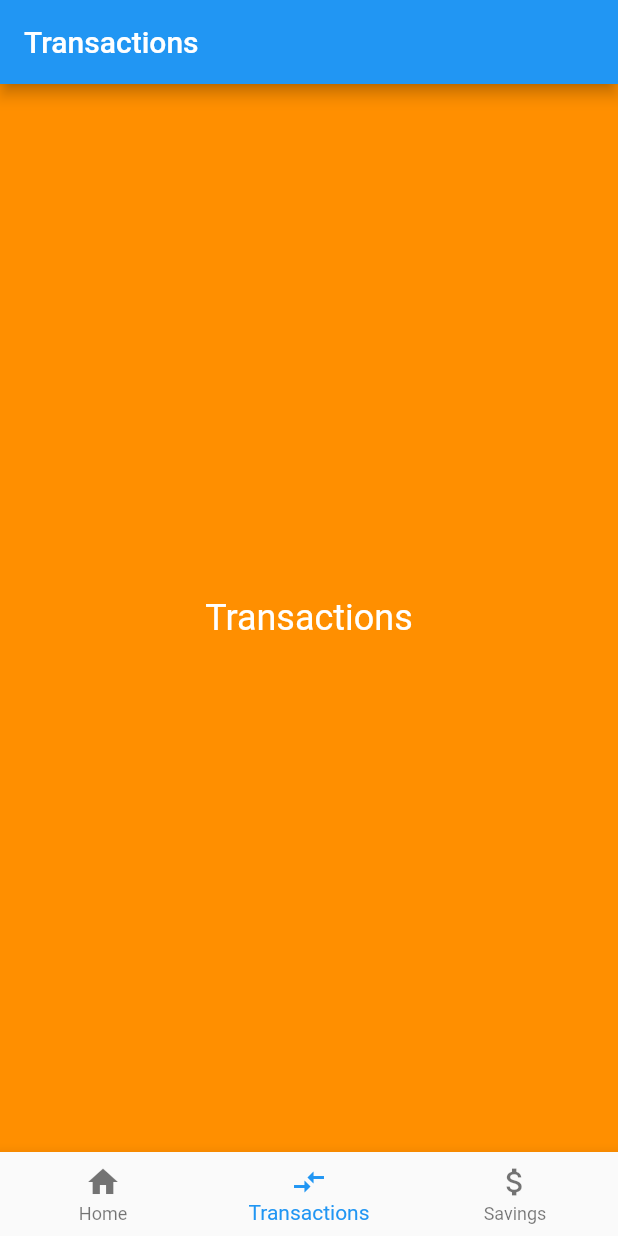
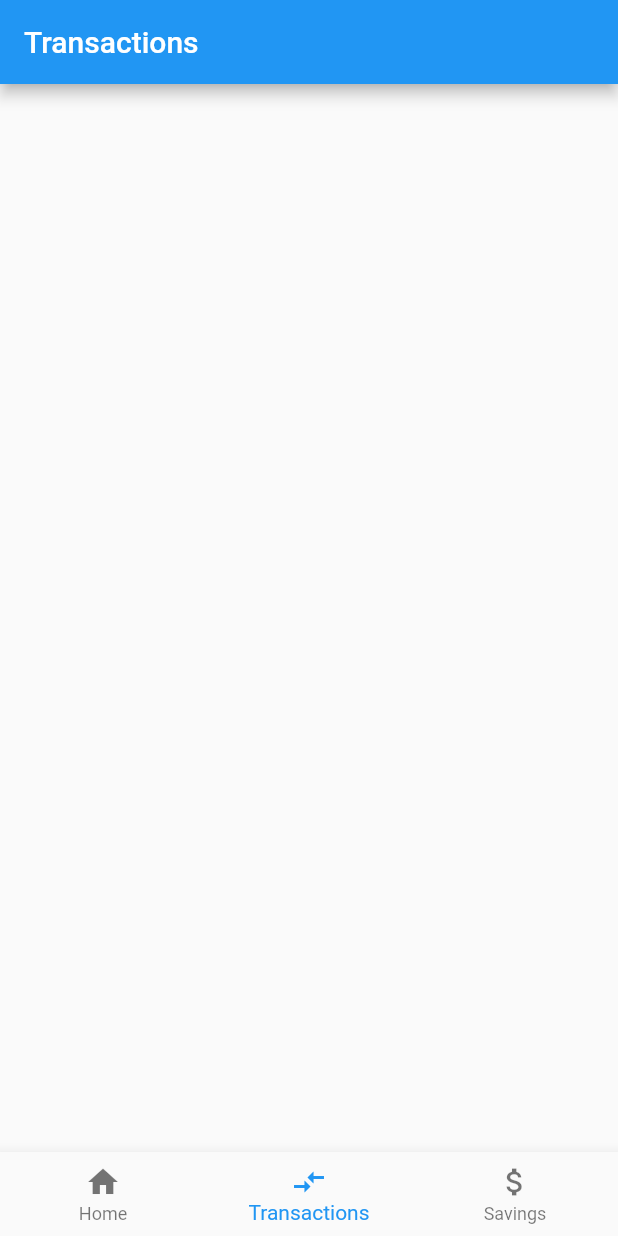
Before and after one commit to joshuamitchell192/Zavers, a Flutter app: the screen it shows after launch, item 2 of the bottom bar chosen, on a phone screen of 412 x 824 dp. Run offline on Flutter 3.47's test engine with Material 2 defaults, Android fonts, the phone set to English and light mode, and no system bars.

Commit message:
Added Transaction Page
Started Transaction Page and add balance Text to top of Home page. Also slightly fixed and adjusted layout

```diff
--- a/saverz/lib/index.dart
+++ b/saverz/lib/index.dart
@@ -2,6 +2,7 @@ import 'package:flutter/material.dart';
 import 'package:flutter/services.dart';
 import 'package:saverz/pages/home.dart';
 import 'package:saverz/pages/placeholder.dart';
+import 'package:saverz/pages/transactions.dart';
 
 class Index extends StatefulWidget {
   Index({Key key, this.title}) : super(key: key);
@@ -25,8 +26,10 @@ class _IndexState extends State<Index> {
   int _selectedIndex = 0;
   final List<Widget> _pages = [
     HomePage(),
+    TransactionsPage(),
+    PlaceholderWidget(Colors.deepPurple, "Savings"),
     PlaceholderWidget(Colors.amber[800], "Transactions"),
-    PlaceholderWidget(Colors.deepPurple, "Savings"),
+
   ];
 
   void onBottomNavBarTapped(int index) {
--- a/saverz/lib/pages/home.dart
+++ b/saverz/lib/pages/home.dart
@@ -24,6 +24,8 @@ class _HomePageState extends State<HomePage> {
 
   Widget build(BuildContext context) {
     return Scaffold(
+
+      backgroundColor: Colors.teal[100],
 
       appBar: AppBar(
         title: Text(
--- /dev/null
+++ b/saverz/lib/pages/transactions.dart
@@ -0,0 +1,42 @@
+import 'package:flutter/material.dart';
+
+class TransactionsPage extends StatefulWidget {
+  TransactionsPage({Key key, this.title}) : super(key: key);
+
+  final String title;
+
+  @override
+  _TransactionsPageState createState() => _TransactionsPageState();
+}
+
+class _TransactionsPageState extends State<TransactionsPage> {
+
+  Container transactionTile() {
+    return Container(
+      child: Row (
+        children: <Widget>[
+          Text("Transaction 1")
+        ],
+      ),
+    );
+  }
+
+  Widget build(BuildContext context) {
+    return Scaffold(
+      appBar: AppBar(
+        title: Text(
+          "Transactions",
+          style: TextStyle(fontSize: 20),
+        ),
+      ),
+
+      body: Center(
+        child: ListView(
+          children: <Widget>[
+
+          ],
+        ),
+      )
+    );
+  }
+}
```
